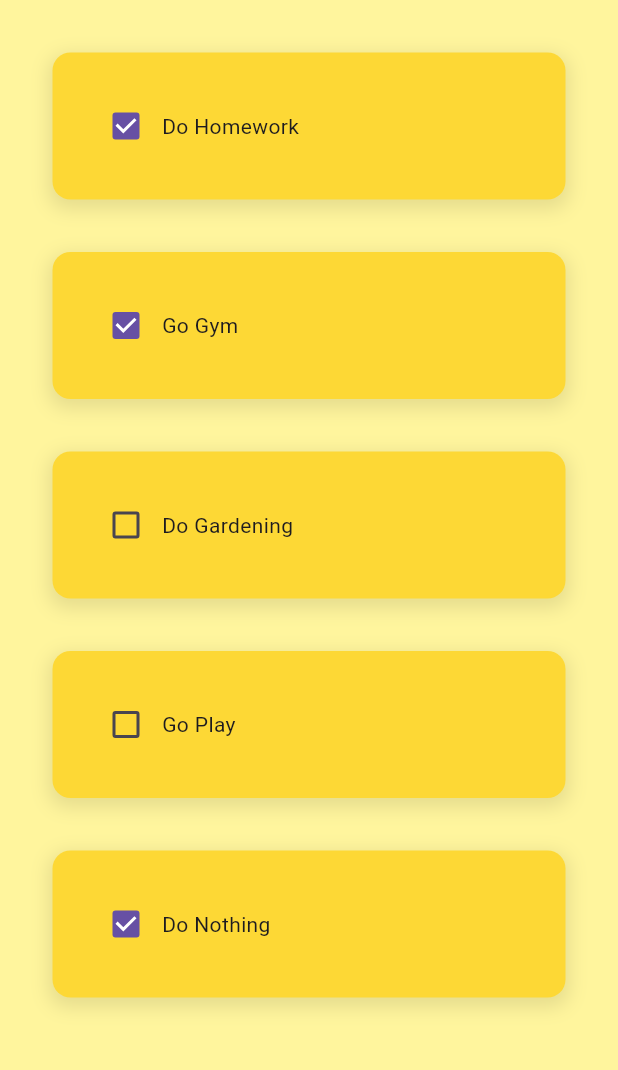
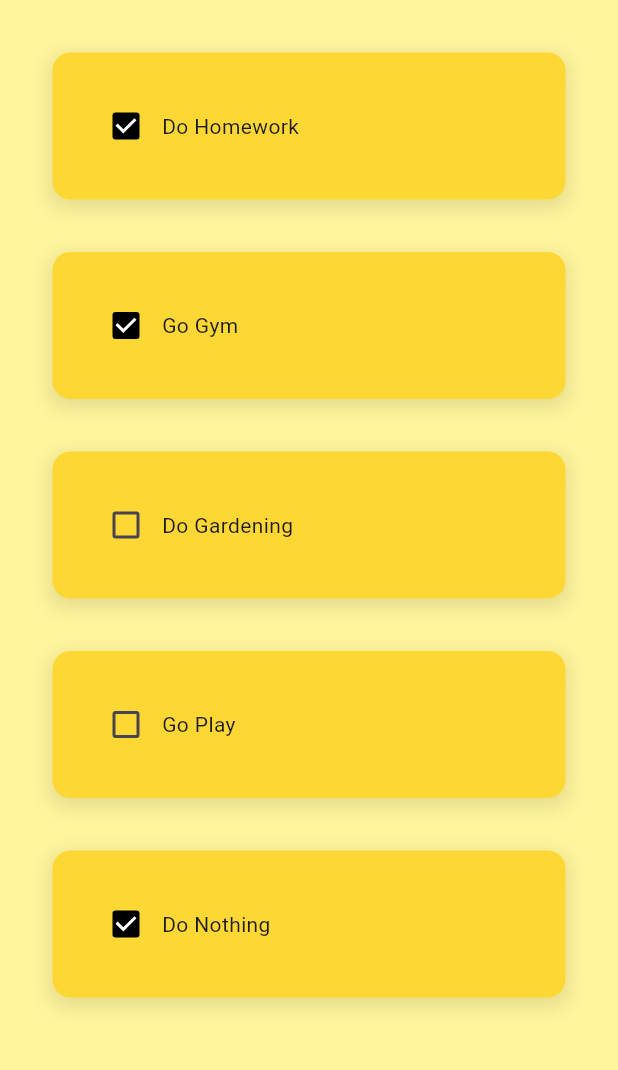
Before and after one commit to TaranSingh-111/todo-app-flutter, a Flutter app: the screen it shows after launch, on a phone screen of 412 x 824 dp, the part 84-1154 px from its top. Run offline on Flutter 3.47's test engine with Material 3 defaults, Android fonts, the phone set to English and light mode, and no system bars; our stand-ins replace google_fonts.

Commit message:
Checkbox now functional

```diff
--- a/lib/util/todo_tile.dart
+++ b/lib/util/todo_tile.dart
@@ -36,7 +36,21 @@ class ToDoTile extends StatelessWidget {
         child: Row(
           children: [
             //checkbox
-            Checkbox(value: taskCompleted, onChanged: onChanged),
+            Checkbox(
+              value: taskCompleted,
+              onChanged: onChanged,
+              checkColor: Colors.white,
+              fillColor: MaterialStateProperty.resolveWith<Color?>(
+                  (Set<MaterialState> states){
+                    if(states.contains(MaterialState.selected)){
+                      return Colors.black;
+                    }
+                    else{
+                      return Colors.yellow[600];
+                    }
+                  }
+              )
+            ),
 
             //task
             Text(taskName),
```
Also changed, not shown: lib/screens/home_screen.dart (+7 -1 lines).
